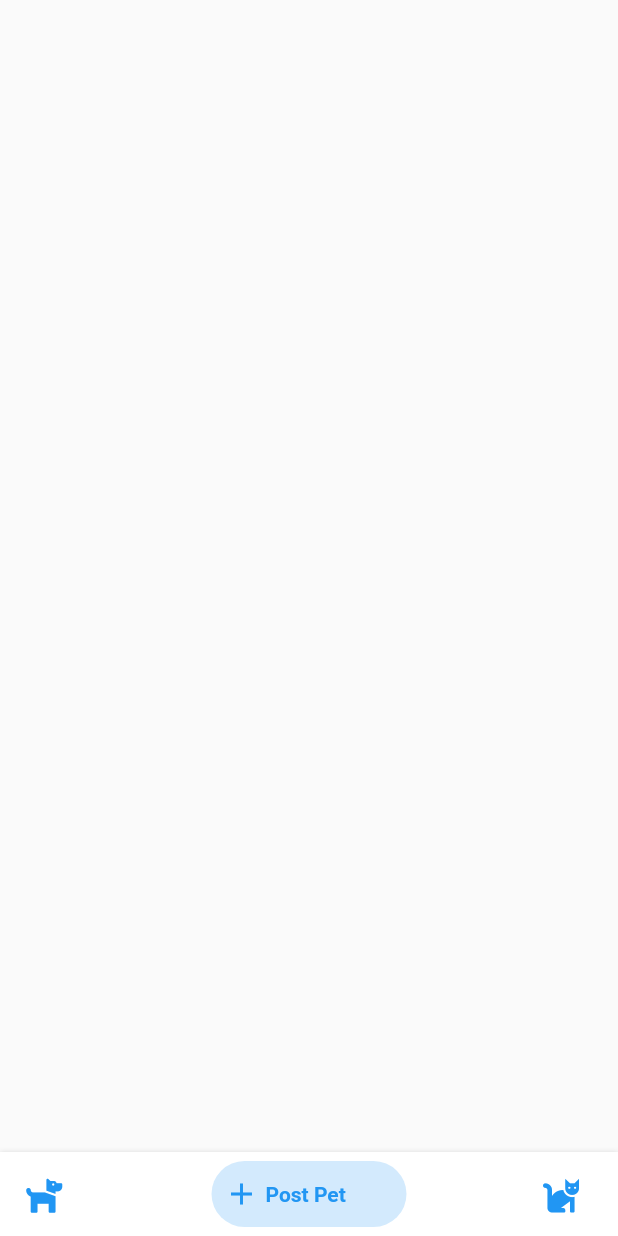
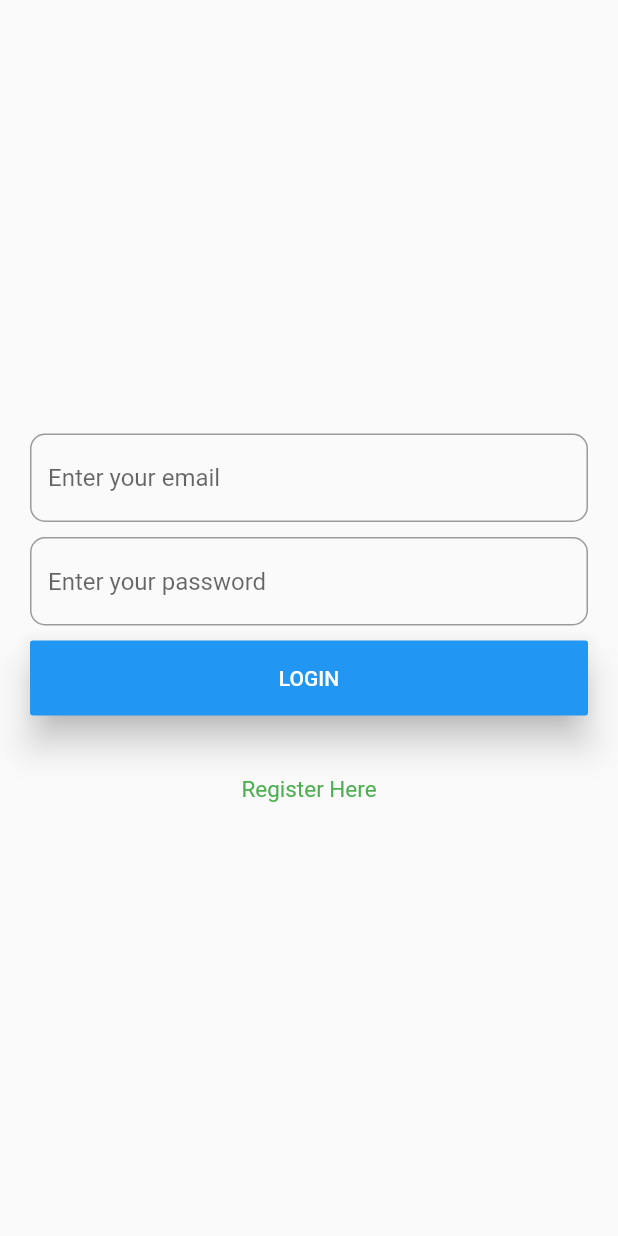
Before and after one commit to anuj3721/Pet-Adoption-App, a Flutter app: the screen it shows after launch, swiped to page 2, on a phone screen of 412 x 824 dp. Run offline on Flutter 3.47's test engine with Material 2 defaults, Android fonts, the phone set to English and light mode, and no system bars; drawn by our look-alikes of bottom_navy_bar; our stand-ins replace carousel_slider, firebase_auth, firebase_core, font_awesome_flutter; accounts and stored records are empty.

Commit message:
FireBase added

```diff
--- a/lib/main.dart
+++ b/lib/main.dart
@@ -1,7 +1,10 @@
 import 'package:flutter/material.dart';
 import 'package:pet_adoption_app/screens/homepage.dart';
+import 'package:firebase_core/firebase_core.dart';
 
-void main() {
+void main() async {
+  WidgetsFlutterBinding.ensureInitialized();
+  await Firebase.initializeApp();
   runApp(
     MyApp(),
   );
--- a/lib/screens/homepage.dart
+++ b/lib/screens/homepage.dart
@@ -4,6 +4,7 @@ import 'package:font_awesome_flutter/font_awesome_flutter.dart';
 import 'package:pet_adoption_app/screens/catscreen.dart';
 import 'package:pet_adoption_app/screens/dogscreen.dart';
 import 'package:pet_adoption_app/screens/postscreen.dart';
+import 'package:firebase_auth/firebase_auth.dart';
 
 class HomePage extends StatefulWidget {
   @override
@@ -11,6 +12,7 @@ class HomePage extends StatefulWidget {
 }
 
 class _HomePageState extends State<HomePage> {
+  FirebaseAuth _auth;
   int _currentIndex = 0;
   PageController _pageController;
 
@@ -18,6 +20,7 @@ class _HomePageState extends State<HomePage> {
   void initState() {
     super.initState();
     _pageController = PageController();
+    _auth = FirebaseAuth.instance;
   }
 
   @override
--- /dev/null
+++ b/lib/screens/loginORregister.dart
@@ -0,0 +1,77 @@
+import 'package:flutter/material.dart';
+import 'package:pet_adoption_app/screens/registration.dart';
+import 'package:firebase_auth/firebase_auth.dart';
+
+class LoginOrRegister extends StatefulWidget {
+  @override
+  _LoginOrRegisterState createState() => _LoginOrRegisterState();
+}
+
+class _LoginOrRegisterState extends State<LoginOrRegister> {
+  FirebaseAuth _auth;
+
+  @override
+  Widget build(BuildContext context) {
+    return Scaffold(
+      body: Padding(
+        padding: EdgeInsets.symmetric(horizontal: 20.0),
+        child: Column(
+          mainAxisAlignment: MainAxisAlignment.center,
+          crossAxisAlignment: CrossAxisAlignment.stretch,
+          children: [
+            TextField(
+              keyboardType: TextInputType.emailAddress,
+              decoration: InputDecoration(
+                hintText: 'Enter your email',
+                border: OutlineInputBorder(
+                  borderRadius: BorderRadius.circular(10.0),
+                ),
+              ),
+            ),
+            SizedBox(
+              height: 10.0,
+            ),
+            TextField(
+              obscureText: true,
+              decoration: InputDecoration(
+                hintText: 'Enter your password',
+                border: OutlineInputBorder(
+                  borderRadius: BorderRadius.circular(10.0),
+                ),
+              ),
+            ),
+            SizedBox(
+              height: 10.0,
+            ),
+            MaterialButton(
+              height: 50.0,
+              onPressed: () {},
+              child: Text(
+                'LOGIN',
+                style: TextStyle(color: Colors.white),
+              ),
+              elevation: 10.0,
+              color: Colors.blue,
+            ),
+            SizedBox(
+              height: 40.0,
+            ),
+            GestureDetector(
+              onTap: () {
+                Navigator.push(
+                    context,
+                    MaterialPageRoute(
+                        builder: (context) => RegistrationPage()));
+              },
+              child: Text(
+                'Register Here',
+                textAlign: TextAlign.center,
+                style: TextStyle(color: Colors.green, fontSize: 15.0),
+              ),
+            ),
+          ],
+        ),
+      ),
+    );
+  }
+}
--- a/pubspec.yaml
+++ b/pubspec.yaml
@@ -32,6 +32,9 @@ dependencies:
   font_awesome_flutter: ^8.12.0
   bottom_navy_bar: ^5.6.0
   carousel_slider: ^3.0.0
+  firebase_core: ^0.7.0
+  firebase_auth: ^0.20.1
+  cloud_firestore: ^0.16.0+1
 
 
 dev_dependencies:
```
Also changed, not shown: lib/screens/descriptionScreen.dart (renamed from lib/screens/dogDescriptionScreen.dart, +28 -30 lines), lib/screens/dogscreen.dart (+22 -4 lines), lib/screens/postscreen.dart (+23 -1 lines), lib/screens/registration.dart (added, +89 -0 lines), pubspec.lock, 3 other files.
